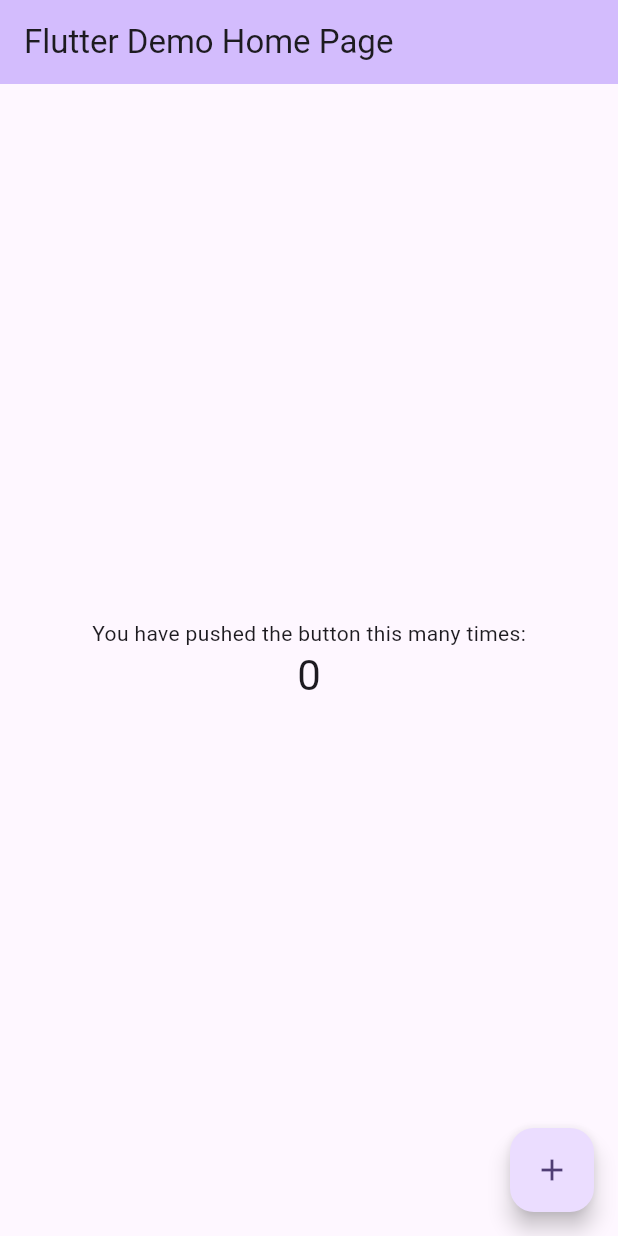
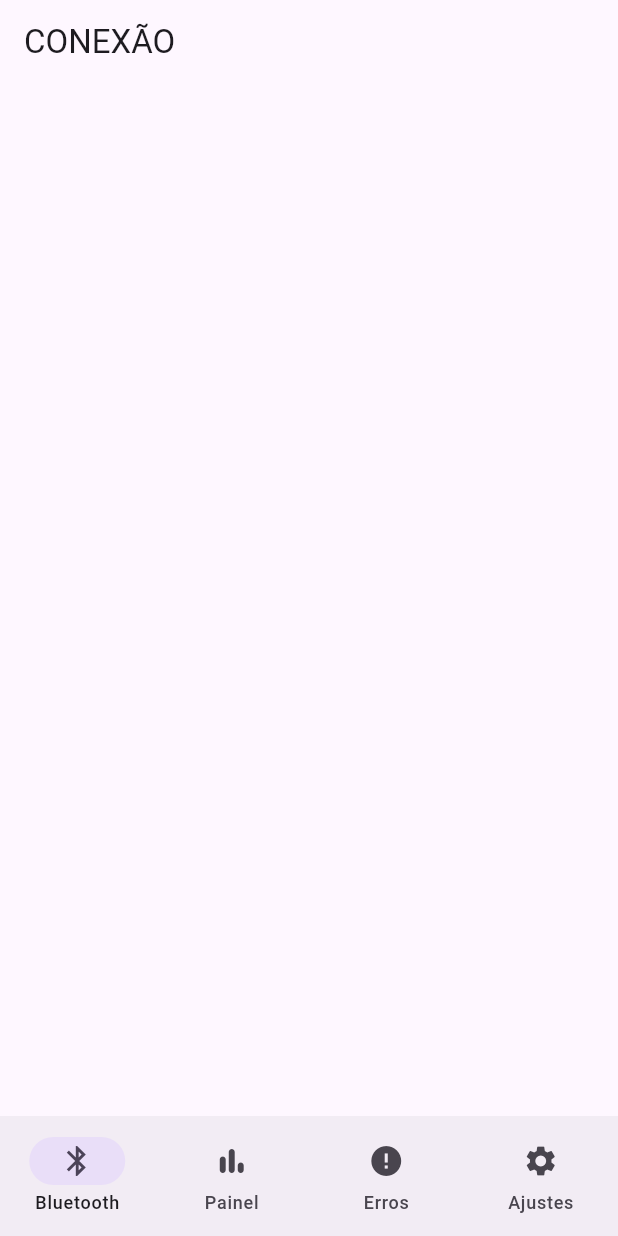
Before and after one commit to devgomes10/dcm, a Flutter app: the screen it shows after launch, on a phone screen of 412 x 824 dp. Run offline on Flutter 3.47's test engine with Material 3 defaults, Android fonts, the phone set to English and light mode, and no system bars.

Commit message:
arquitetura de pastas criada

```diff
--- a/lib/main.dart
+++ b/lib/main.dart
@@ -1,3 +1,4 @@
+import 'package:dcm/views/components/menu_navigator.dart';
 import 'package:flutter/material.dart';
 
 void main() {
@@ -7,119 +8,15 @@
 class MyApp extends StatelessWidget {
   const MyApp({super.key});
 
-  // This widget is the root of your application.
   @override
   Widget build(BuildContext context) {
     return MaterialApp(
       title: 'Flutter Demo',
       theme: ThemeData(
-        // This is the theme of your application.
-        //
-        // TRY THIS: Try running your application with "flutter run". You'll see
-        // the application has a purple toolbar. Then, without quitting the app,
-        // try changing the seedColor in the colorScheme below to Colors.green
-        // and then invoke "hot reload" (save your changes or press the "hot
-        // reload" button in a Flutter-supported IDE, or press "r" if you used
-        // the command line to start the app).
-        //
-        // Notice that the counter didn't reset back to zero; the application
-        // state is not lost during the reload. To reset the state, use hot
-        // restart instead.
-        //
-        // This works for code too, not just values: Most code changes can be
-        // tested with just a hot reload.
         colorScheme: ColorScheme.fromSeed(seedColor: Colors.deepPurple),
         useMaterial3: true,
       ),
-      home: const MyHomePage(title: 'Flutter Demo Home Page'),
+      home: const MenuNavigator(),
     );
   }
 }
-
-class MyHomePage extends StatefulWidget {
-  const MyHomePage({super.key, required this.title});
-
-  // This widget is the home page of your application. It is stateful, meaning
-  // that it has a State object (defined below) that contains fields that affect
-  // how it looks.
-
-  // This class is the configuration for the state. It holds the values (in this
-  // case the title) provided by the parent (in this case the App widget) and
-  // used by the build method of the State. Fields in a Widget subclass are
-  // always marked "final".
-
-  final String title;
-
-  @override
-  State<MyHomePage> createState() => _MyHomePageState();
-}
-
-class _MyHomePageState extends State<MyHomePage> {
-  int _counter = 0;
-
-  void _incrementCounter() {
-    setState(() {
-      // This call to setState tells the Flutter framework that something has
-      // changed in this State, which causes it to rerun the build method below
-      // so that the display can reflect the updated values. If we changed
-      // _counter without calling setState(), then the build method would not be
-      // called again, and so nothing would appear to happen.
-      _counter++;
-    });
-  }
-
-  @override
-  Widget build(BuildContext context) {
-    // This method is rerun every time setState is called, for instance as done
-    // by the _incrementCounter method above.
-    //
-    // The Flutter framework has been optimized to make rerunning build methods
-    // fast, so that you can just rebuild anything that needs updating rather
-    // than having to individually change instances of widgets.
-    return Scaffold(
-      appBar: AppBar(
-        // TRY THIS: Try changing the color here to a specific color (to
-        // Colors.amber, perhaps?) and trigger a hot reload to see the AppBar
-        // change color while the other colors stay the same.
-        backgroundColor: Theme.of(context).colorScheme.inversePrimary,
-        // Here we take the value from the MyHomePage object that was created by
-        // the App.build method, and use it to set our appbar title.
-        title: Text(widget.title),
-      ),
-      body: Center(
-        // Center is a layout widget. It takes a single child and positions it
-        // in the middle of the parent.
-        child: Column(
-          // Column is also a layout widget. It takes a list of children and
-          // arranges them vertically. By default, it sizes itself to fit its
-          // children horizontally, and tries to be as tall as its parent.
-          //
-          // Column has various properties to control how it sizes itself and
-          // how it positions its children. Here we use mainAxisAlignment to
-          // center the children vertically; the main axis here is the vertical
-          // axis because Columns are vertical (the cross axis would be
-          // horizontal).
-          //
-          // TRY THIS: Invoke "debug painting" (choose the "Toggle Debug Paint"
-          // action in the IDE, or press "p" in the console), to see the
-          // wireframe for each widget.
-          mainAxisAlignment: MainAxisAlignment.center,
-          children: <Widget>[
-            const Text(
-              'You have pushed the button this many times:',
-            ),
-            Text(
-              '$_counter',
-              style: Theme.of(context).textTheme.headlineMedium,
-            ),
-          ],
-        ),
-      ),
-      floatingActionButton: FloatingActionButton(
-        onPressed: _incrementCounter,
-        tooltip: 'Increment',
-        child: const Icon(Icons.add),
-      ), // This trailing comma makes auto-formatting nicer for build methods.
-    );
-  }
-}
--- /dev/null
+++ b/lib/views/bluetooth_connection/bluetooth_connection_view.dart
@@ -0,0 +1,20 @@
+import 'package:flutter/material.dart';
+
+class BluetoothConnectionView extends StatefulWidget {
+  const BluetoothConnectionView({super.key});
+
+  @override
+  State<BluetoothConnectionView> createState() =>
+      _BluetoothConnectionViewState();
+}
+
+class _BluetoothConnectionViewState extends State<BluetoothConnectionView> {
+  @override
+  Widget build(BuildContext context) {
+    return Scaffold(
+      appBar: AppBar(
+        title: const Text("CONEXÃO"),
+      ),
+    );
+  }
+}
--- /dev/null
+++ b/lib/views/components/menu_navigator.dart
@@ -0,0 +1,55 @@
+import 'package:dcm/views/bluetooth_connection/bluetooth_connection_view.dart';
+import 'package:dcm/views/errors/errors_view.dart';
+import 'package:dcm/views/indicators/indicators_view.dart';
+import 'package:dcm/views/settings/settings_view.dart';
+import 'package:flutter/material.dart';
+
+class MenuNavigator extends StatefulWidget {
+  const MenuNavigator({super.key});
+
+  @override
+  State<MenuNavigator> createState() => _MenuNavigatorState();
+}
+
+class _MenuNavigatorState extends State<MenuNavigator> {
+  int currentPageIndex = 0;
+
+  @override
+  Widget build(BuildContext context) {
+    return Scaffold(
+      bottomNavigationBar: NavigationBar(
+        destinations: const [
+          NavigationDestination(
+            icon: Icon(Icons.bluetooth),
+            label: "Bluetooth",
+          ),
+          NavigationDestination(
+            icon: Icon(Icons.bar_chart_rounded),
+            label: "Painel",
+          ),
+          NavigationDestination(
+            icon: Icon(Icons.error),
+            label: "Erros",
+          ),
+          NavigationDestination(
+            icon: Icon(Icons.settings),
+            label: "Ajustes",
+          ),
+        ],
+        animationDuration: const Duration(milliseconds: 1000),
+        selectedIndex: currentPageIndex,
+        onDestinationSelected: (int i) {
+          setState(() {
+            currentPageIndex = i;
+          });
+        },
+      ),
+      body: const [
+        BluetoothConnectionView(),
+        IndicatorsView(),
+        ErrorsView(),
+        SettingsView(),
+      ] [currentPageIndex],
+    );
+  }
+}
```
Also changed, not shown: lib/views/errors/errors_view.dart (added, +19 -0 lines), lib/views/indicators/indicators_view.dart (added, +19 -0 lines), lib/views/settings/settings_view.dart (added, +19 -0 lines).
